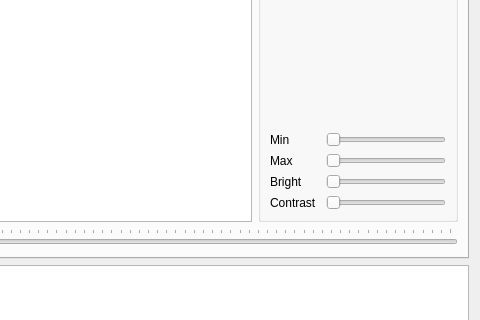
Before: the Qt Designer form uic/main_dialog.ui in mulin-xml/wwy2, drawn with Qt 5; both pictures show x 485 to 965 and y 462 to 782 of the 965 by 930 pixel window.
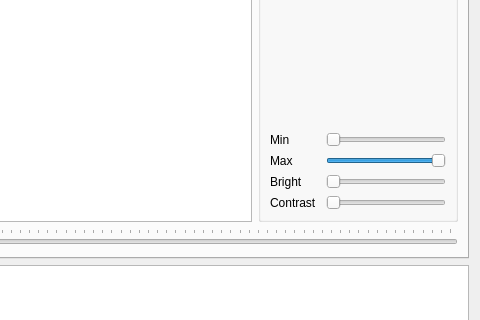
After: the same form once the commit is applied. Custom widgets are drawn as their Qt base class.

```diff
--- a/uic/main_dialog.ui
+++ b/uic/main_dialog.ui
@@ -358,7 +358,13 @@
                </widget>
               </item>
               <item>
-               <widget class="QSlider" name="horizontalSlider_2">
+               <widget class="QSlider" name="tab1SliderMax">
+                <property name="maximum">
+                 <number>255</number>
+                </property>
+                <property name="value">
+                 <number>255</number>
+                </property>
                 <property name="orientation">
                  <enum>Qt::Horizontal</enum>
                 </property>
```
Left out of the diff: 17 changed lines with no effect on the pictures.
